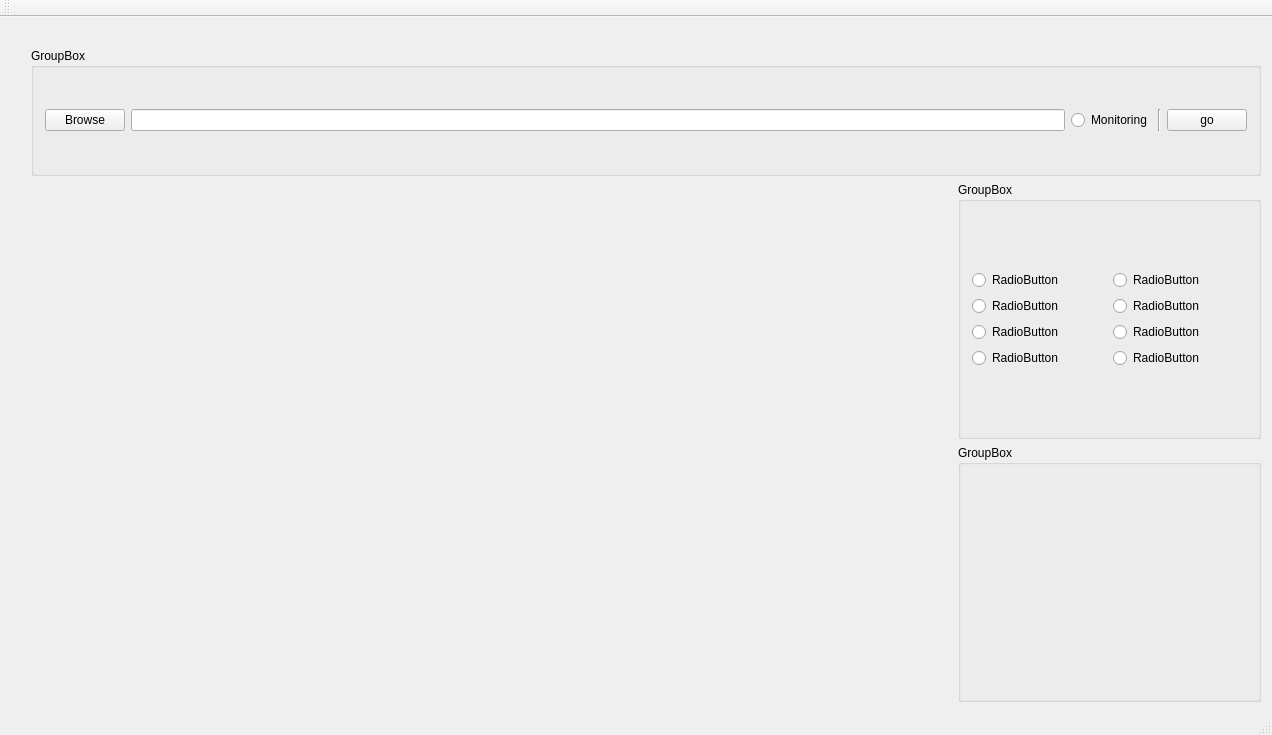
Old version of the form XCon_Imperial_Baking_GUI/xcon_imperial_baking.ui in the repository iontrapimperial2/XCon_Imperial_Baking.
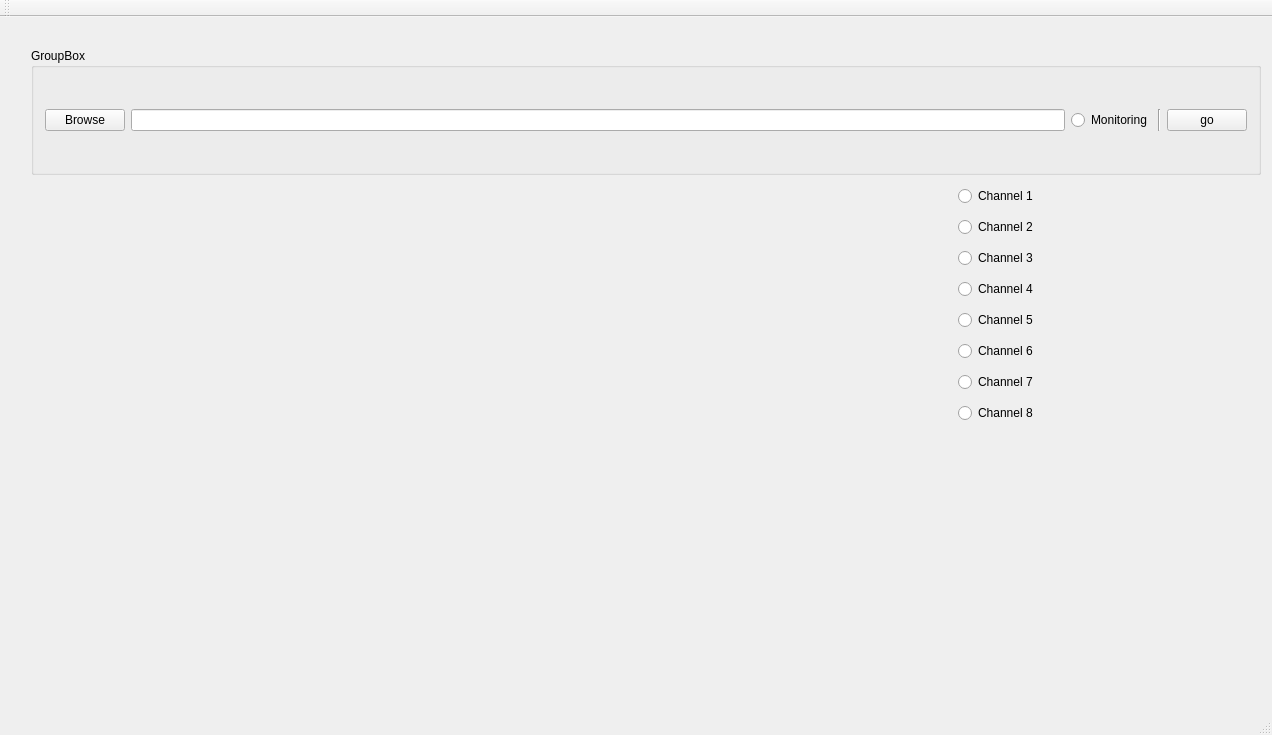
New version of the form.

Commit message: added radiobuttons in the gui to control what channels are plotted. Functionality not yet implemented

```diff
--- a/XCon_Imperial_Baking_GUI/xcon_imperial_baking.ui
+++ b/XCon_Imperial_Baking_GUI/xcon_imperial_baking.ui
@@ -82,13 +82,6 @@
         </property>
        </spacer>
       </item>
-      <item row="4" column="4" rowspan="2">
-       <widget class="QGroupBox" name="groupBox_3">
-        <property name="title">
-         <string>GroupBox</string>
-        </property>
-       </widget>
-      </item>
       <item row="0" column="4">
        <spacer name="horizontalSpacer">
         <property name="orientation">
@@ -102,75 +95,6 @@
         </property>
        </spacer>
       </item>
-      <item row="2" column="4" rowspan="2">
-       <widget class="QGroupBox" name="groupBox_2">
-        <property name="title">
-         <string>GroupBox</string>
-        </property>
-        <layout class="QVBoxLayout" name="verticalLayout_3">
-         <item>
-          <layout class="QGridLayout" name="gridLayout_3">
-           <item row="1" column="1">
-            <widget class="QRadioButton" name="radioButton_ch4">
-             <property name="text">
-              <string>RadioButton</string>
-             </property>
-            </widget>
-           </item>
-           <item row="2" column="1">
-            <widget class="QRadioButton" name="radioButton_ch6">
-             <property name="text">
-              <string>RadioButton</string>
-             </property>
-            </widget>
-           </item>
-           <item row="0" column="1">
-            <widget class="QRadioButton" name="radioButton_ch2">
-             <property name="text">
-              <string>RadioButton</string>
-             </property>
-            </widget>
-           </item>
-           <item row="2" column="0">
-            <widget class="QRadioButton" name="radioButton_ch5">
-             <property name="text">
-              <string>RadioButton</string>
-             </property>
-            </widget>
-           </item>
-           <item row="0" column="0">
-            <widget class="QRadioButton" name="radioButton_ch1">
-             <property name="text">
-              <string>RadioButton</string>
-             </property>
-            </widget>
-           </item>
-           <item row="1" column="0">
-            <widget class="QRadioButton" name="radioButton_ch3">
-             <property name="text">
-              <string>RadioButton</string>
-             </property>
-            </widget>
-           </item>
-           <item row="3" column="0">
-            <widget class="QRadioButton" name="radioButton_ch7">
-             <property name="text">
-              <string>RadioButton</string>
-             </property>
-            </widget>
-           </item>
-           <item row="3" column="1">
-            <widget class="QRadioButton" name="radioButton_ch8">
-             <property name="text">
-              <string>RadioButton</string>
-             </property>
-            </widget>
-           </item>
-          </layout>
-         </item>
-        </layout>
-       </widget>
-      </item>
       <item row="3" column="0">
        <spacer name="verticalSpacer">
         <property name="orientation">
@@ -260,6 +184,90 @@
       <item row="4" column="1" rowspan="2" colspan="3">
        <layout class="QVBoxLayout" name="verticalLayout_pressure"/>
       </item>
+      <item row="2" column="4" rowspan="2">
+       <layout class="QGridLayout" name="gridLayout_4">
+        <item row="7" column="0">
+         <widget class="QRadioButton" name="radioButton_ch_8">
+          <property name="text">
+           <string>Channel 8</string>
+          </property>
+          <property name="autoExclusive">
+           <bool>false</bool>
+          </property>
+         </widget>
+        </item>
+        <item row="3" column="0">
+         <widget class="QRadioButton" name="radioButton_ch_4">
+          <property name="text">
+           <string>Channel 4</string>
+          </property>
+          <property name="autoExclusive">
+           <bool>false</bool>
+          </property>
+         </widget>
+        </item>
+        <item row="5" column="0">
+         <widget class="QRadioButton" name="radioButton_ch_6">
+          <property name="text">
+           <string>Channel 6</string>
+          </property>
+          <property name="autoExclusive">
+           <bool>false</bool>
+          </property>
+         </widget>
+        </item>
+        <item row="0" column="0">
+         <widget class="QRadioButton" name="radioButton_ch_1">
+          <property name="text">
+           <string>Channel 1</string>
+          </property>
+          <property name="autoExclusive">
+           <bool>false</bool>
+          </property>
+         </widget>
+        </item>
+        <item row="6" column="0">
+         <widget class="QRadioButton" name="radioButton_ch_7">
+          <property name="text">
+           <string>Channel 7</string>
+          </property>
+          <property name="autoExclusive">
+           <bool>false</bool>
+          </property>
+         </widget>
+        </item>
+        <item row="1" column="0">
+         <widget class="QRadioButton" name="radioButton_ch_2">
+          <property name="text">
+           <string>Channel 2</string>
+          </property>
+          <property name="autoExclusive">
+           <bool>false</bool>
+          </property>
+         </widget>
+        </item>
+        <item row="4" column="0">
+         <widget class="QRadioButton" name="radioButton_ch_5">
+          <property name="text">
+           <string>Channel 5</string>
+          </property>
+          <property name="autoExclusive">
+           <bool>false</bool>
+          </property>
+         </widget>
+        </item>
+        <item row="2" column="0">
+         <widget class="QRadioButton" name="radioButton_ch_3">
+          <property name="text">
+           <string>Channel 3</string>
+          </property>
+          <property name="autoExclusive">
+           <bool>false</bool>
+          </property>
+         </widget>
+        </item>
+       </layout>
+      </item>
      </layout>
     </item>
    </layout>
```
The commit also changes 6 other files.
